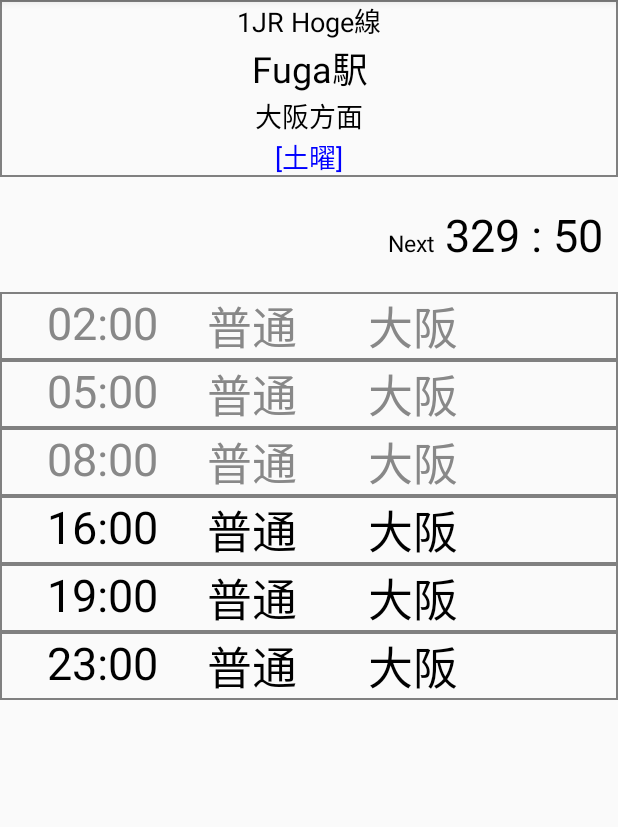
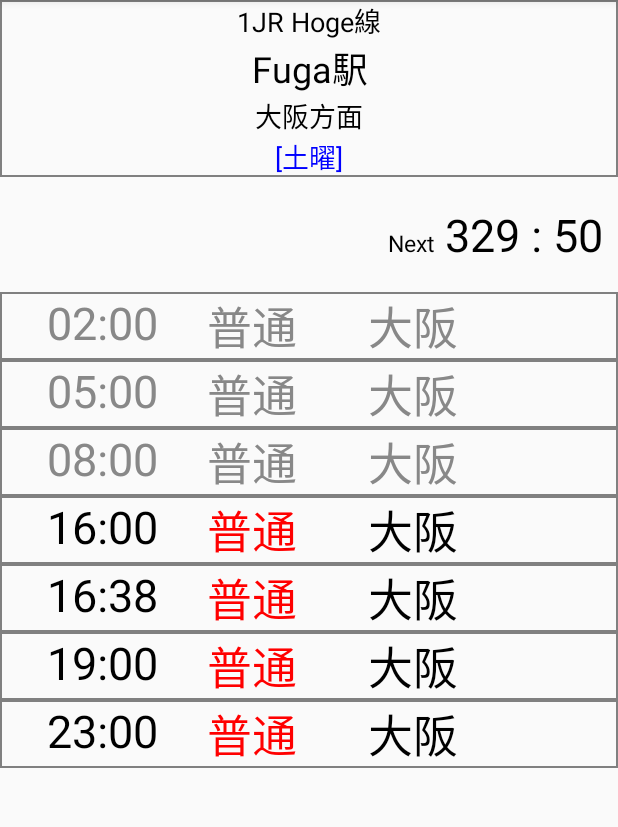
Before and after one commit to natsuyasai/TrainTimer, an Android app: the screen it shows after launch (MainActivity), after a tap on "1JR Hoge線", on a phone screen of 412 x 824 dp, the part 84-911 px from its top. Run offline under Robolectric (Android 15) with nearby library versions, the phone set to English and light mode, and no system bars; our stand-ins replace Room's generated code, data binding; 3 statements that could not run were skipped.

Commit message:
表示調整 データソート実装

```diff
--- a/Project/app/src/main/java/com/nyasai/traintimer/routeinfo/RouteInfoBindingUtil.kt
+++ b/Project/app/src/main/java/com/nyasai/traintimer/routeinfo/RouteInfoBindingUtil.kt
@@ -6,7 +6,6 @@ import androidx.databinding.BindingAdapter
 import com.nyasai.traintimer.database.RouteDetails
 import com.nyasai.traintimer.define.Define
 import java.time.LocalTime
-import java.time.temporal.ChronoUnit
 
 /**
  * 時刻
@@ -35,7 +34,7 @@ fun TextView.setTrainType(item: RouteDetails?) {
             setTextColor(Color.GRAY)
         }
         else{
-            setTextColor(Color.BLACK)
+            setTextColor(Color.RED)
         }
     }
 }
--- a/Project/app/src/main/java/com/nyasai/traintimer/routeinfo/RouteInfoFragment.kt
+++ b/Project/app/src/main/java/com/nyasai/traintimer/routeinfo/RouteInfoFragment.kt
@@ -127,7 +127,7 @@ class RouteInfoFragment : Fragment() {
                     }
                     // データが取得できなければ，ハイフン表示とするために0を設定
                     var diffTime = when{
-                        _routeInfoViewModel.currentCountItem.value != null ->ChronoUnit.SECONDS.between(
+                        _routeInfoViewModel.currentCountItem.value != null -> ChronoUnit.SECONDS.between(
                             LocalTime.now(), LocalTime.parse(
                                 _routeInfoViewModel.currentCountItem.value?.departureTime
                             )
--- a/Project/app/src/main/java/com/nyasai/traintimer/routeinfo/RouteInfoViewModel.kt
+++ b/Project/app/src/main/java/com/nyasai/traintimer/routeinfo/RouteInfoViewModel.kt
@@ -13,6 +13,7 @@ import kotlinx.coroutines.Dispatchers
 import kotlinx.coroutines.Job
 import kotlinx.coroutines.withContext
 import java.time.LocalTime
+import java.time.temporal.ChronoUnit
 import java.util.*
 
 /**
@@ -94,7 +95,15 @@ class RouteInfoViewModel (val database: RouteDatabaseDao,
             val filter = routeItems.value?.filter {it ->
                 it.diagramType == currentDiagramType.value?.ordinal
             }
-            filter ?: listOf()
+            // 時刻順ソート
+            filter?.sortedWith(Comparator<RouteDetails>{ v1,v2 ->
+                var diff = ChronoUnit.SECONDS.between(LocalTime.parse(v1.departureTime), LocalTime.parse(v2.departureTime))
+                when {
+                    diff < 0 -> 1
+                    diff > 0 -> -1
+                    else -> 0
+                }
+            }) ?: listOf()
         }
     }
 
--- a/Project/app/src/main/java/com/nyasai/traintimer/routelist/RouteListFragment.kt
+++ b/Project/app/src/main/java/com/nyasai/traintimer/routelist/RouteListFragment.kt
@@ -211,6 +211,8 @@ class RouteListFragment : Fragment() {
             val tmpDet17 = RouteDetails(0,routeListItems[0].dataId, 1,"23:00","普通", "大阪", "url")
             val tmpDet18 = RouteDetails(0,routeListItems[0].dataId, 2,"23:00","普通", "大阪", "url")
 
+            val tmpDet00 = RouteDetails(0,routeListItems[0].dataId, 1,"16:38","普通", "大阪", "url")
+
             _routeDatabaseDao.clearAllRouteDetailsItem()
             _routeDatabaseDao.insertRouteDetailsItem(tmpDet1)
             _routeDatabaseDao.insertRouteDetailsItem(tmpDet2)
@@ -230,6 +232,7 @@ class RouteListFragment : Fragment() {
             _routeDatabaseDao.insertRouteDetailsItem(tmpDet16)
             _routeDatabaseDao.insertRouteDetailsItem(tmpDet17)
             _routeDatabaseDao.insertRouteDetailsItem(tmpDet18)
+            _routeDatabaseDao.insertRouteDetailsItem(tmpDet00)
         }
 
         // endregion *************仮データ挿入*************
--- a/Project/app/src/main/res/layout/list_item_route_info.xml
+++ b/Project/app/src/main/res/layout/list_item_route_info.xml
@@ -21,11 +21,13 @@
             android:layout_height="wrap_content"
             android:layout_gravity="center"
             android:textSize="30sp"
+            android:textColor="@color/textDark"
             app:layout_constraintWidth_percent="0.33"
             app:layout_constraintEnd_toEndOf="@id/train_type"
             app:layout_constraintStart_toStartOf="parent"
             app:layout_constraintTop_toTopOf="parent"
-            app:departureTime="@{routeDetails}" />
+            app:departureTime="@{routeDetails}"
+            tools:text="時刻"/>
         <!-- 種別 -->
         <TextView
             android:id="@+id/train_type"
@@ -33,11 +35,13 @@
             android:layout_height="wrap_content"
             android:layout_gravity="center"
             android:textSize="30sp"
+            android:textColor="@color/textRed"
             app:layout_constraintWidth_percent="0.33"
             app:layout_constraintEnd_toEndOf="@id/destination_name"
             app:layout_constraintStart_toStartOf="@id/departure_time"
             app:layout_constraintTop_toTopOf="parent"
-            app:trainType="@{routeDetails}" />
+            app:trainType="@{routeDetails}"
+            tools:text="種別" />
         <!-- 方面 -->
         <TextView
             android:id="@+id/destination_name"
@@ -45,11 +49,13 @@
             android:layout_height="wrap_content"
             android:layout_gravity="center"
             android:textSize="30sp"
+            android:textColor="@color/textDark"
             app:layout_constraintWidth_percent="0.33"
             app:layout_constraintEnd_toEndOf="parent"
             app:layout_constraintStart_toStartOf="@id/train_type"
             app:layout_constraintTop_toTopOf="parent"
-            app:destination="@{routeDetails}" />
+            app:destination="@{routeDetails}"
+            tools:text="方面" />
 
     </androidx.constraintlayout.widget.ConstraintLayout>
 </layout>
--- a/Project/app/src/main/res/values/colors.xml
+++ b/Project/app/src/main/res/values/colors.xml
@@ -4,4 +4,5 @@
     <color name="colorPrimaryDark">#3700B3</color>
     <color name="colorAccent">#03DAC5</color>
     <color name="textDark">#000000</color>
+    <color name="textRed">#ff6347</color>
 </resources>
```
